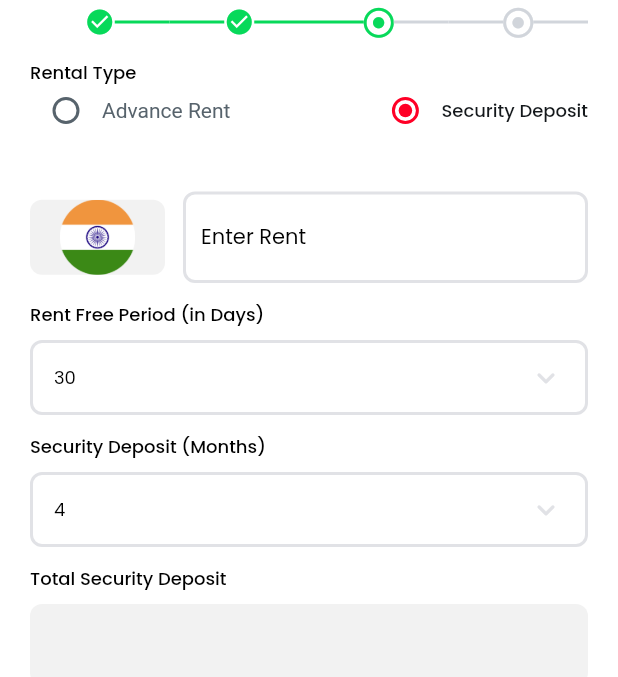
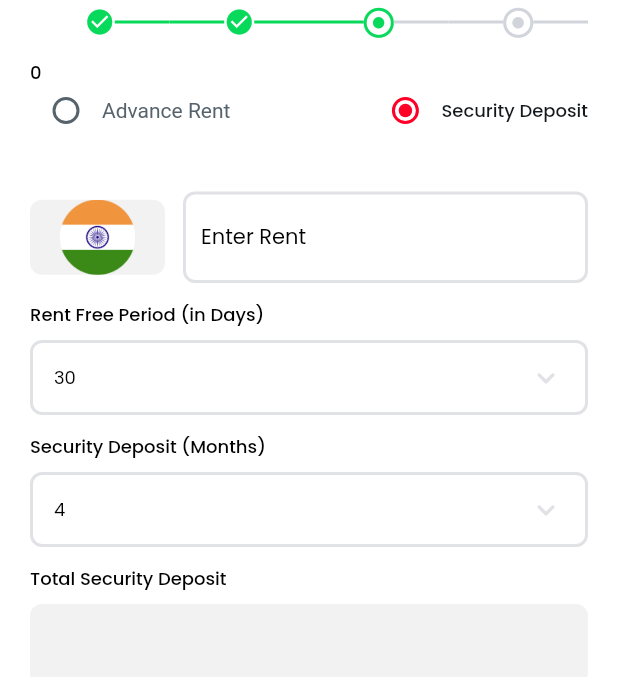
Before and after one commit to lovleshbuildint/site_quest, a Flutter app: the OpenSiteCommercialWidget screen opened by its route, after a tap on "Security Deposit", on a phone screen of 412 x 824 dp, the part 104-781 px from its top. Run offline on Flutter 3.47's test engine with Material 3 defaults, Android fonts, the phone set to English and light mode, and no system bars; drawn by our look-alikes of auto_size_text, dropdown_button2; our stand-ins replace cached_network_image, csv, easy_debounce, equatable, file_picker, fl_chart and 14 more; missing offline and left inert: json_path, mime_type, pointer_interceptor; accounts and stored records are empty; network calls fail; Roboto replaces fonts that are missing (Readex Pro).

Commit message:
Updating to latest FlutterFlow output.

```diff
--- a/lib/indent/commercial_advance/commercial_advance_widget.dart
+++ b/lib/indent/commercial_advance/commercial_advance_widget.dart
@@ -77,7 +77,7 @@ class _CommercialAdvanceWidgetState extends State<CommercialAdvanceWidget> {
         scrollDirection: Axis.vertical,
         children: [
           Text(
-            'Rental Type',
+            _model.rentaltype.toString(),
             style: FlutterFlowTheme.of(context).bodyMedium.override(
                   fontFamily: 'Poppins',
                   color: Colors.black,
```
